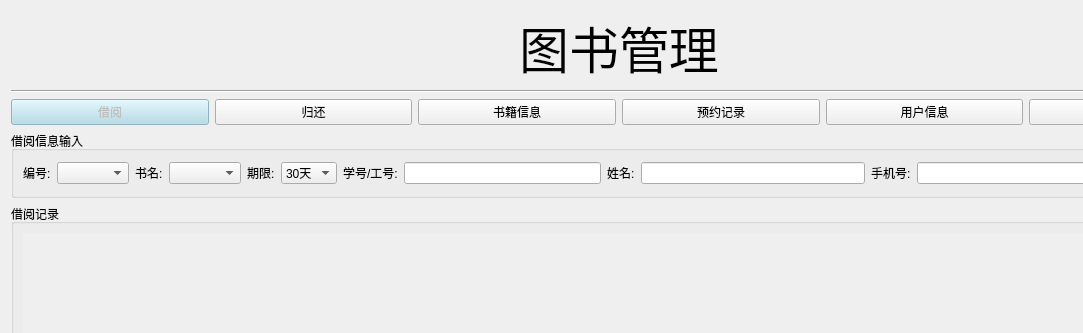
First picture: the form in ui_administrator/Borrow.ui, repository mubai632/Python_library, before the edit; both pictures show x 0 to 1083 and y 0 to 333 of the 1238 by 758 pixel window.
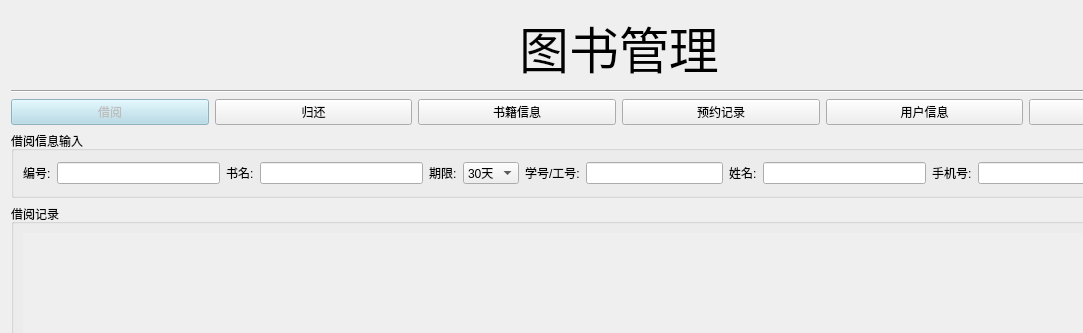
Second picture: the form after the edit.

```diff
--- a/ui_administrator/Borrow.ui
+++ b/ui_administrator/Borrow.ui
@@ -114,11 +114,7 @@
          </widget>
         </item>
         <item>
-         <widget class="QComboBox" name="number">
-          <property name="currentIndex">
-           <number>-1</number>
-          </property>
-         </widget>
+         <widget class="QLineEdit" name="number"/>
         </item>
        </layout>
       </item>
@@ -132,7 +128,7 @@
          </widget>
         </item>
         <item>
-         <widget class="QComboBox" name="book_name"/>
+         <widget class="QLineEdit" name="book_name"/>
         </item>
        </layout>
       </item>
```
Left out of the diff: 5 changed lines with no effect on the pictures.
